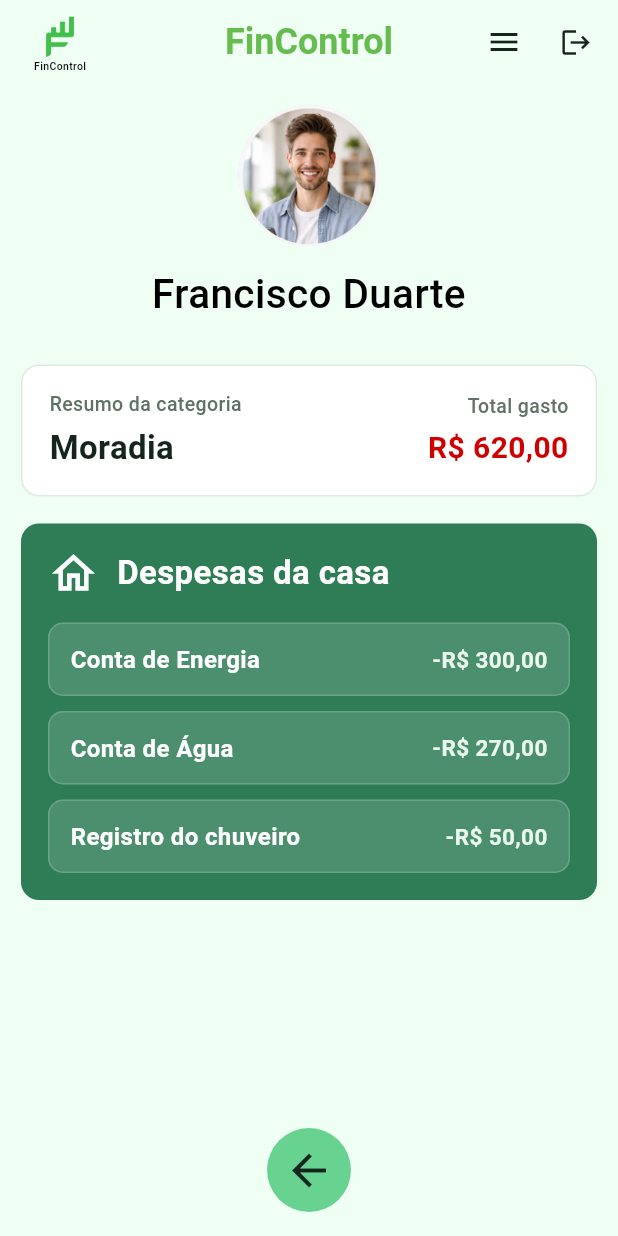
After one commit to bastosmelo/fincontrol, a Flutter app: the DashboardPage screen opened directly, after a tap on "Moradia", on a phone screen of 412 x 824 dp. The commit adds this screen. Run offline on Flutter 3.47's test engine with Material 3 defaults, Android fonts, the phone set to English and light mode, and no system bars.

Commit message:
criação da tela de resumo de despesas
criação da tela de resumo de despesas "Moradia".

```diff
--- a/lib/dashboard.dart
+++ b/lib/dashboard.dart
@@ -2,6 +2,7 @@ import 'package:flutter/material.dart';
 
 import 'adddespesas.dart';
 import 'config.dart';
+import 'resumodespesas.dart';
 
 void main() {
   runApp(
@@ -226,7 +227,20 @@ class DashboardPage extends StatelessWidget {
           itemCount: _categories.length,
           itemBuilder: (context, i) {
             final cat = _categories[i];
-            return Container(
+            final label = cat['label'] as String;
+
+            return InkWell(
+              borderRadius: BorderRadius.circular(16),
+              onTap: label == 'Moradia'
+                  ? () {
+                      Navigator.of(context).push(
+                        MaterialPageRoute(
+                          builder: (_) => const ResumoDespesasPage(),
+                        ),
+                      );
+                    }
+                  : null,
+              child: Container(
                 decoration: BoxDecoration(
                   color: _cardBg,
                   borderRadius: BorderRadius.circular(16),
@@ -250,7 +264,7 @@ class DashboardPage extends StatelessWidget {
                     ),
                     const SizedBox(height: 7),
                     Text(
-                    cat['label'] as String,
+                      label,
                       style: const TextStyle(
                         fontSize: 11,
                         color: _textDark,
@@ -260,6 +274,7 @@ class DashboardPage extends StatelessWidget {
                     ),
                   ],
                 ),
+              ),
             );
           },
         ),
--- /dev/null
+++ b/lib/resumodespesas.dart
@@ -0,0 +1,294 @@
+import 'package:flutter/material.dart';
+
+import 'config.dart';
+import 'dashboard.dart';
+import 'login_app.dart';
+
+void main() {
+  runApp(
+    const MaterialApp(
+      debugShowCheckedModeBanner: false,
+      home: ResumoDespesasPage(),
+    ),
+  );
+}
+
+class ResumoDespesasPage extends StatelessWidget {
+  const ResumoDespesasPage({super.key});
+
+  static const _background = Color(0xFFF0FFF4);
+  static const _brandGreen = Color(0xCC42AC27);
+  static const _cardGreen = Color(0xFF2E7D56);
+  static const _buttonGreen = Color(0xFF68D391);
+  static const _textDark = Color(0xFF13251D);
+  static const _textMuted = Color(0xFF607265);
+  static const _expenseRed = Color(0xFFD00000);
+
+  @override
+  Widget build(BuildContext context) {
+    final width = MediaQuery.of(context).size.width;
+
+    return Scaffold(
+      backgroundColor: _background,
+      appBar: PreferredSize(
+        preferredSize: const Size.fromHeight(64),
+        child: AppBar(
+          backgroundColor: _background,
+          elevation: 0,
+          centerTitle: true,
+          title: Text(
+            'FinControl',
+            style: TextStyle(
+              color: _brandGreen,
+              fontSize: width > 360 ? 24 : 21,
+              fontWeight: FontWeight.w600,
+            ),
+          ),
+          leadingWidth: 62,
+          leading: Padding(
+            padding: const EdgeInsets.only(left: 18, top: 8, bottom: 4),
+            child: Column(
+              mainAxisAlignment: MainAxisAlignment.center,
+              children: [
+                Image.asset(
+                  'assets/fincontrol-logo.png',
+                  width: 28,
+                  height: 28,
+                  fit: BoxFit.contain,
+                ),
+                const SizedBox(height: 1),
+                const Text(
+                  'FinControl',
+                  style: TextStyle(
+                    color: Colors.black,
+                    fontSize: 7,
+                    fontWeight: FontWeight.w500,
+                  ),
+                ),
+              ],
+            ),
+          ),
+          actions: [
+            IconButton(
+              onPressed: () {
+                Navigator.of(
+                  context,
+                ).push(MaterialPageRoute(builder: (_) => const ConfigPage()));
+              },
+              icon: const Icon(Icons.menu, color: _textDark, size: 24),
+            ),
+            IconButton(
+              onPressed: () {
+                Navigator.of(context).pushAndRemoveUntil(
+                  MaterialPageRoute(builder: (_) => const LoginAppPage()),
+                  (route) => false,
+                );
+              },
+              icon: const Icon(Icons.logout, color: _textDark, size: 22),
+            ),
+            const SizedBox(width: 4),
+          ],
+        ),
+      ),
+      floatingActionButtonLocation: FloatingActionButtonLocation.centerFloat,
+      floatingActionButton: FloatingActionButton(
+        backgroundColor: _buttonGreen,
+        shape: const CircleBorder(),
+        elevation: 0,
+        onPressed: () {
+          Navigator.of(context).pushReplacement(
+            MaterialPageRoute(builder: (_) => const DashboardPage()),
+          );
+        },
+        child: const Icon(Icons.arrow_back, color: _textDark, size: 34),
+      ),
+      body: SafeArea(
+        top: false,
+        child: SingleChildScrollView(
+          padding: const EdgeInsets.fromLTRB(14, 0, 14, 104),
+          child: Center(
+            child: ConstrainedBox(
+              constraints: const BoxConstraints(maxWidth: 430),
+              child: Column(
+                crossAxisAlignment: CrossAxisAlignment.center,
+                children: [
+                  const SizedBox(height: 6),
+                  const CircleAvatar(
+                    radius: 47,
+                    backgroundImage: AssetImage('assets/perfil.jpeg'),
+                  ),
+                  const SizedBox(height: 12),
+                  const Text(
+                    'Francisco Duarte',
+                    textAlign: TextAlign.center,
+                    style: TextStyle(
+                      color: Colors.black,
+                      fontSize: 27,
+                      fontWeight: FontWeight.w500,
+                    ),
+                  ),
+                  const SizedBox(height: 28),
+                  const _TotalSummary(),
+                  const SizedBox(height: 18),
+                  const _ExpenseSummaryCard(),
+                ],
+              ),
+            ),
+          ),
+        ),
+      ),
+    );
+  }
+}
+
+class _TotalSummary extends StatelessWidget {
+  const _TotalSummary();
+
+  @override
+  Widget build(BuildContext context) {
+    return Container(
+      width: double.infinity,
+      padding: const EdgeInsets.symmetric(horizontal: 18, vertical: 16),
+      decoration: BoxDecoration(
+        color: Colors.white,
+        borderRadius: BorderRadius.circular(12),
+        border: Border.all(color: const Color(0xFFDDEBDF)),
+      ),
+      child: const Row(
+        children: [
+          Expanded(
+            child: Column(
+              crossAxisAlignment: CrossAxisAlignment.start,
+              children: [
+                Text(
+                  'Resumo da categoria',
+                  style: TextStyle(
+                    color: ResumoDespesasPage._textMuted,
+                    fontSize: 13,
+                    fontWeight: FontWeight.w500,
+                  ),
+                ),
+                SizedBox(height: 4),
+                Text(
+                  'Moradia',
+                  style: TextStyle(
+                    color: ResumoDespesasPage._textDark,
+                    fontSize: 22,
+                    fontWeight: FontWeight.w700,
+                  ),
+                ),
+              ],
+            ),
+          ),
+          Column(
+            crossAxisAlignment: CrossAxisAlignment.end,
+            children: [
+              Text(
+                'Total gasto',
+                style: TextStyle(
+                  color: ResumoDespesasPage._textMuted,
+                  fontSize: 13,
+                  fontWeight: FontWeight.w500,
+                ),
+              ),
+              SizedBox(height: 4),
+              Text(
+                'R\$ 620,00',
+                style: TextStyle(
+                  color: ResumoDespesasPage._expenseRed,
+                  fontSize: 20,
+                  fontWeight: FontWeight.w700,
+                ),
+              ),
+            ],
+          ),
+        ],
+      ),
+    );
+  }
+}
+
+class _ExpenseSummaryCard extends StatelessWidget {
+  const _ExpenseSummaryCard();
+
+  static const _items = [
+    _ExpenseItem('Conta de Energia', '-R\$ 300,00'),
+    _ExpenseItem('Conta de Água', '-R\$ 270,00'),
+    _ExpenseItem('Registro do chuveiro', '-R\$ 50,00'),
+  ];
+
+  @override
+  Widget build(BuildContext context) {
+    return Container(
+      width: double.infinity,
+      padding: const EdgeInsets.fromLTRB(18, 16, 18, 18),
+      decoration: BoxDecoration(
+        color: ResumoDespesasPage._cardGreen,
+        borderRadius: BorderRadius.circular(12),
+      ),
+      child: Column(
+        crossAxisAlignment: CrossAxisAlignment.start,
+        children: [
+          const Row(
+            children: [
+              Icon(Icons.home_outlined, color: Colors.white, size: 34),
+              SizedBox(width: 12),
+              Expanded(
+                child: Text(
+                  'Despesas da casa',
+                  style: TextStyle(
+                    color: Colors.white,
+                    fontSize: 22,
+                    fontWeight: FontWeight.w700,
+                  ),
+                ),
+              ),
+            ],
+          ),
+          const SizedBox(height: 16),
+          for (final item in _items) ...[
+            Container(
+              padding: const EdgeInsets.symmetric(horizontal: 14, vertical: 13),
+              decoration: BoxDecoration(
+                color: Colors.white.withValues(alpha: 0.14),
+                borderRadius: BorderRadius.circular(10),
+                border: Border.all(color: Colors.white.withValues(alpha: 0.18)),
+              ),
+              child: Row(
+                children: [
+                  Expanded(
+                    child: Text(
+                      item.label,
+                      style: const TextStyle(
+                        color: Colors.white,
+                        fontSize: 16,
+                        height: 1.15,
+                        fontWeight: FontWeight.w600,
+                      ),
+                    ),
+                  ),
+                  Text(
+                    item.value,
+                    style: const TextStyle(
+                      color: Color(0xFFEAF7EF),
+                      fontSize: 15,
+                      fontWeight: FontWeight.w700,
+                    ),
+                  ),
+                ],
+              ),
+            ),
+            if (item != _items.last) const SizedBox(height: 10),
+          ],
+        ],
+      ),
+    );
+  }
+}
+
+class _ExpenseItem {
+  const _ExpenseItem(this.label, this.value);
+
+  final String label;
+  final String value;
+}
```
Lines whose indentation alone changed are shown as unchanged.
